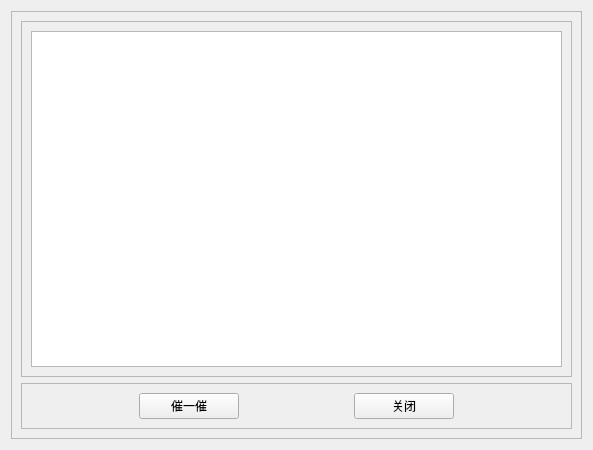
The window that view/bookingService/apply.ui (JunWang666/LabNexus) describes before a commit, drawn with Qt 5.
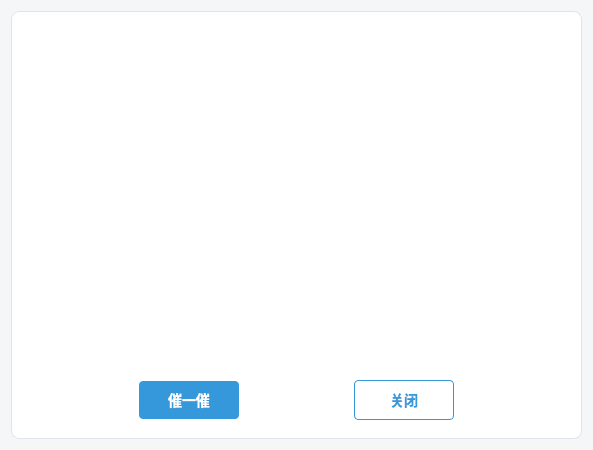
The same window after the commit. Icons and pictures are not drawn.

The edit to the form file:
```diff
--- a/view/bookingService/apply.ui
+++ b/view/bookingService/apply.ui
@@ -13,6 +13,159 @@
   <property name="windowTitle">
    <string>Apply</string>
   </property>
+  <property name="styleSheet">
+   <string notr="true">QWidget, QDialog {
+    background-color: #f4f6f8; /* 浅灰色背景，比纯白更柔和 */
+    font-family: &quot;Microsoft YaHei UI&quot;, &quot;Segoe UI&quot;, &quot;Sans-serif&quot;;
+    color: #34495e; /* 深灰蓝文字颜色 */
+}
+
+/*
+ * 框架样式
+*/
+QFrame {
+    background-color: #ffffff; /* 卡片和主要区域使用白色背景 */
+    border-radius: 8px; /* 圆角 */
+    border: 1px solid #dfe4ea; /* 浅灰色边框 */
+}
+
+/* 清除嵌套QFrame的背景和边框，避免不必要的“盒子” */
+QFrame QFrame {
+    background-color: transparent;
+    border: none;
+}
+
+/*
+ * 按钮样式
+*/
+QPushButton {
+    border-radius: 4px;
+    padding: 8px 14px;
+    font-size: 14px;
+    font-weight: bold;
+    outline: none;
+}
+
+QPushButton:hover {
+    opacity: 0.9;
+}
+
+/* 主要按钮 (确定, 发送, 催一催等) */
+QPushButton#btnSend, QPushButton#btnSet, QPushButton#btnRush, QPushButton#btnReturn {
+    background-color: #3498db; /* 主题蓝 */
+    color: white;
+    border: none;
+}
+QPushButton#btnSend:pressed, QPushButton#btnSet:pressed, QPushButton#btnRush:pressed, QPushButton#btnReturn:pressed {
+    background-color: #2980b9; /* 按下时加深 */
+}
+
+/* 次要按钮 (取消, 关闭) */
+QPushButton#btnCancel, QPushButton#btnClose, QPushButton#btnCheck {
+    background-color: #ffffff;
+    color: #3498db;
+    border: 1px solid #3498db;
+}
+QPushButton#btnCancel:hover, QPushButton#btnClose:hover, QPushButton#btnCheck:hover {
+    background-color: #f0f8ff; /* 悬停时淡蓝色背景 */
+}
+QPushButton#btnCancel:pressed, QPushButton#btnClose:pressed, QPushButton#btnCheck:pressed {
+    background-color: #e0f0ff; /* 按下时加深 */
+}
+
+
+/*
+ * 输入控件
+*/
+QLineEdit, QComboBox, QDateTimeEdit {
+    background-color: #ffffff;
+    border: 1px solid #bdc3c7;
+    border-radius: 4px;
+    padding: 6px;
+    color: #34495e;
+}
+
+QLineEdit:focus, QComboBox:focus, QDateTimeEdit:focus {
+    border: 1px solid #3498db; /* 聚焦时边框变蓝 */
+}
+
+QLineEdit[readOnly=&quot;true&quot;] {
+    background-color: #ecf0f1; /*只读输入框使用不同背景色*/
+    color: #7f8c8d;
+    border: 1px solid #bdc3c7;
+}
+
+/*
+ * ComboBox下拉箭头样式
+*/
+QComboBox::drop-down {
+    border: none;
+    width: 20px;
+}
+QComboBox::down-arrow {
+    image: url(:/icons/down_arrow.png); /* 建议使用资源文件中的图标 */
+}
+
+/*
+ * 表格视图
+*/
+QTableView {
+    background-color: #ffffff;
+    border: 1px solid #dfe4ea;
+    border-radius: 8px;
+    gridline-color: #e5e7e9; /* 网格线颜色 */
+}
+
+QTableView::item {
+    padding: 5px;
+}
+
+QHeaderView::section {
+    background-color: #eaf2f8;
+    color: #34495e;
+    padding: 6px;
+    border: none;
+    border-bottom: 1px solid #dfe4ea;
+    font-weight: bold;
+}
+
+/*
+ * 列表视图
+*/
+QListWidget {
+    background-color: #ffffff;
+    border: 1px solid #dfe4ea;
+    border-radius: 8px;
+}
+QListWidget::item {
+    padding: 10px;
+    border-bottom: 1px solid #f0f0f0;
+}
+QListWidget::item:hover {
+    background-color: #f8f9fa;
+}
+QListWidget::item:selected {
+    background-color: #3498db;
+    color: white;
+    border-bottom-color: #3498db;
+}
+
+/*
+ * 组合框 (GroupBox)
+*/
+QGroupBox {
+    border: 1px solid #dfe4ea;
+    border-radius: 8px;
+    margin-top: 10px;
+}
+QGroupBox::title {
+    subcontrol-origin: margin;
+    subcontrol-position: top center;
+    padding: 0 10px;
+    background-color: #f4f6f8; /* 与主背景色一致，制造标题“刻”在边框上的效果 */
+    font-weight: bold;
+}</string>
+  </property>
   <layout class="QVBoxLayout" name="verticalLayout">
    <item>
     <widget class="QFrame" name="frame">
```
